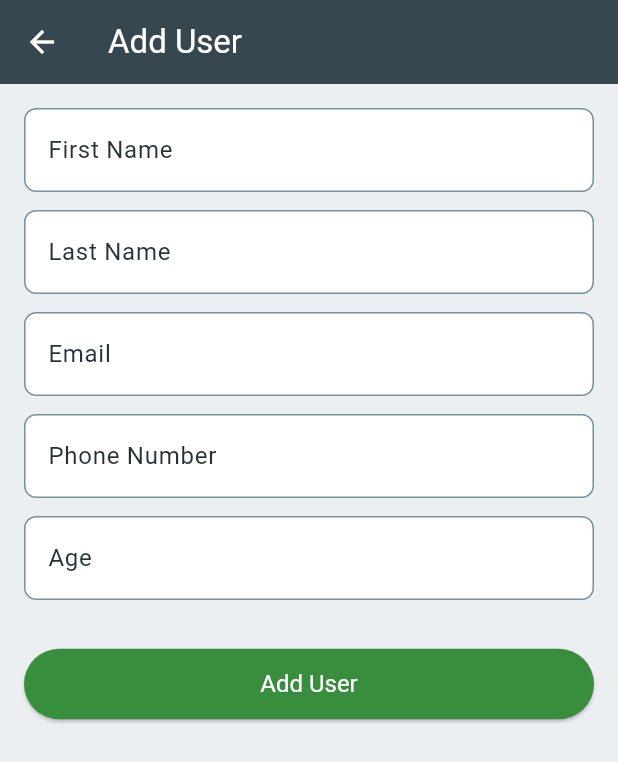
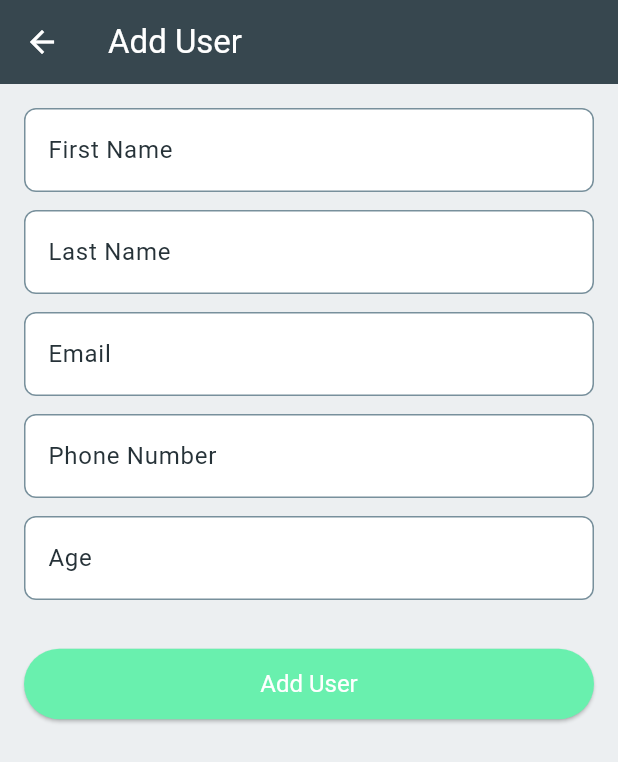
Before and after one commit to shivang-growexxer/firebase-test, a Flutter app: the AddUserScreen screen opened directly, on a phone screen of 412 x 824 dp. Shown: the top 762 px of the screen. Run offline on Flutter 3.47's test engine with Material 3 defaults, Android fonts, the phone set to English and light mode, and no system bars; our stand-ins replace bloc, cloud_firestore, equatable, firebase_auth, firebase_core, firebase_crashlytics and 1 more; accounts and stored records are empty.

Commit message:
button styling change

```diff
--- a/lib/ui/users/add_user_screen.dart
+++ b/lib/ui/users/add_user_screen.dart
@@ -75,7 +75,7 @@ class _AddUserScreenState extends State<AddUserScreen> {
               ElevatedButton(
                 onPressed: _submit,
                 style: ElevatedButton.styleFrom(
-                  backgroundColor: Colors.green[700],
+                  backgroundColor: Colors.greenAccent,
                   foregroundColor: Colors.white,
                   padding: const EdgeInsets.symmetric(vertical: 14),
                   textStyle: const TextStyle(fontSize: 16),
@@ -135,7 +135,7 @@ class _AddUserScreenState extends State<AddUserScreen> {
             borderRadius: BorderRadius.circular(8),
           ),
           focusedBorder: OutlineInputBorder(
-            borderSide: BorderSide(color: Colors.green.shade700, width: 2),
+            borderSide: BorderSide(color: Colors.greenAccent, width: 2),
             borderRadius: BorderRadius.circular(8),
           ),
         ),
--- a/lib/ui/users/update_user_screen.dart
+++ b/lib/ui/users/update_user_screen.dart
@@ -84,7 +84,7 @@ class _UpdateUserScreenState extends State<UpdateUserScreen> {
               ElevatedButton(
                 onPressed: _submit,
                 style: ElevatedButton.styleFrom(
-                  backgroundColor: Colors.green[700],
+                  backgroundColor: Colors.greenAccent,
                   foregroundColor: Colors.white,
                   padding: const EdgeInsets.symmetric(vertical: 14),
                   textStyle: const TextStyle(fontSize: 16),
@@ -144,7 +144,7 @@ class _UpdateUserScreenState extends State<UpdateUserScreen> {
             borderRadius: BorderRadius.circular(8),
           ),
           focusedBorder: OutlineInputBorder(
-            borderSide: BorderSide(color: Colors.green.shade700, width: 2),
+            borderSide: BorderSide(color: Colors.greenAccent, width: 2),
             borderRadius: BorderRadius.circular(8),
           ),
         ),
```
